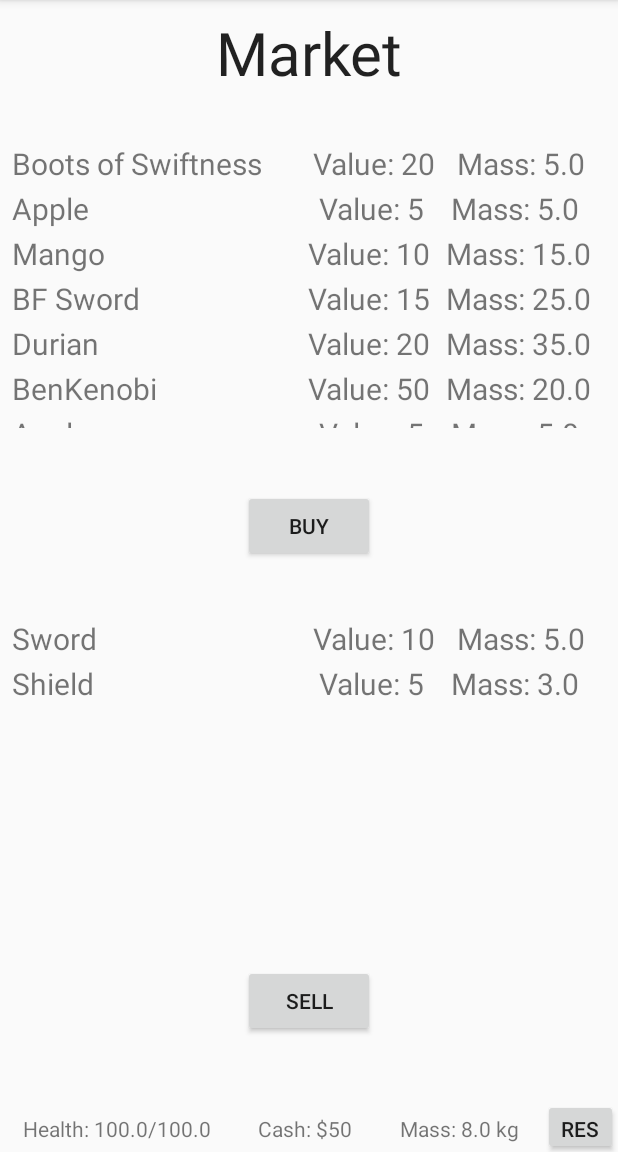
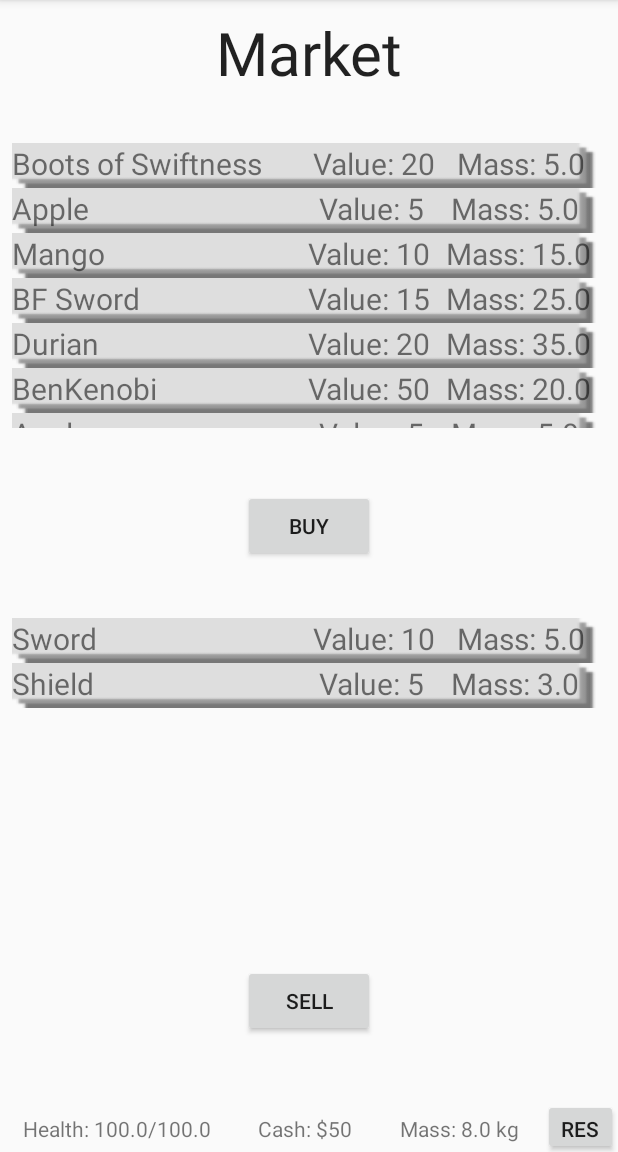
Before and after one commit to Naes0/MADAssignment, an Android app: the BuyListFragment screen opened directly, with no data from a screen before it, on a phone screen of 412 x 824 dp, the part 84-1236 px from its top. Run offline under Robolectric (Android 15) with nearby library versions, the phone set to English and light mode, and no system bars.

Commit message:
added itemview background

```diff
--- a/app/src/main/res/layout/list_entry.xml
+++ b/app/src/main/res/layout/list_entry.xml
@@ -1,7 +1,8 @@
 <?xml version="1.0" encoding="utf-8"?>
 <LinearLayout xmlns:android="http://schemas.android.com/apk/res/android"
     android:layout_width="match_parent"
-    android:layout_height="30dp">
+    android:layout_height="30dp"
+    android:background="@drawable/item_view">
 
     <TextView
         android:id="@+id/itemname"
@@ -26,4 +27,5 @@
         android:layout_weight="1"
         android:textSize="20dp"
         android:text="TextView" />
+
 </LinearLayout>
```
Also changed, not shown: app/src/main/res/drawable-v24/item_view.png (added).
